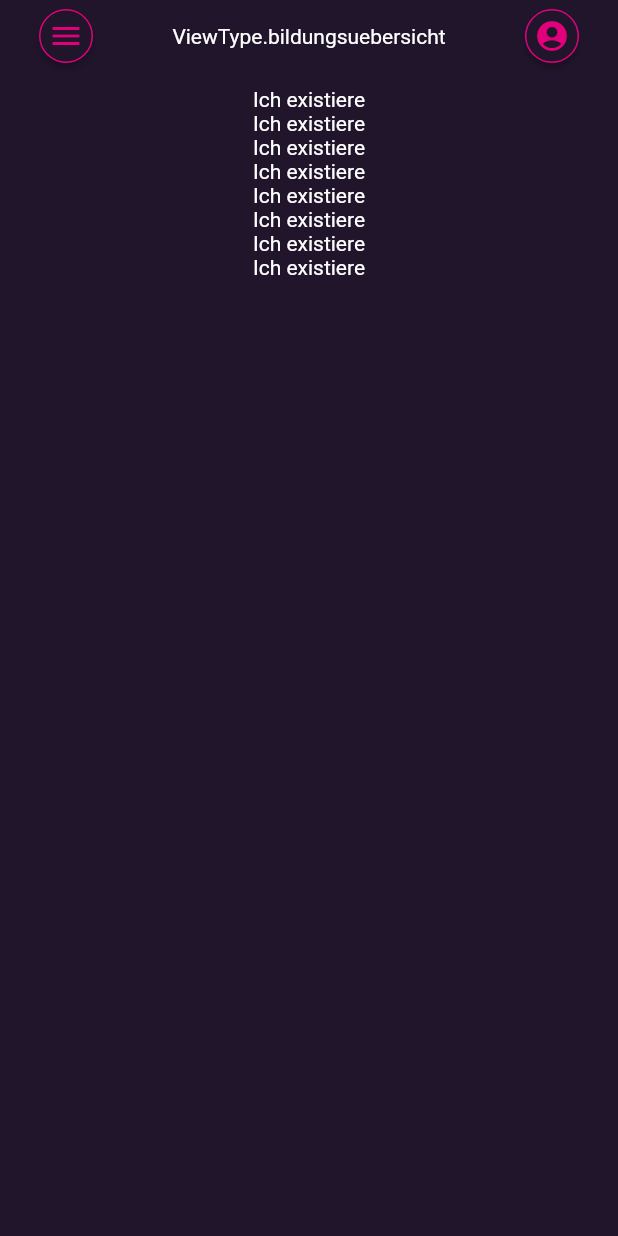
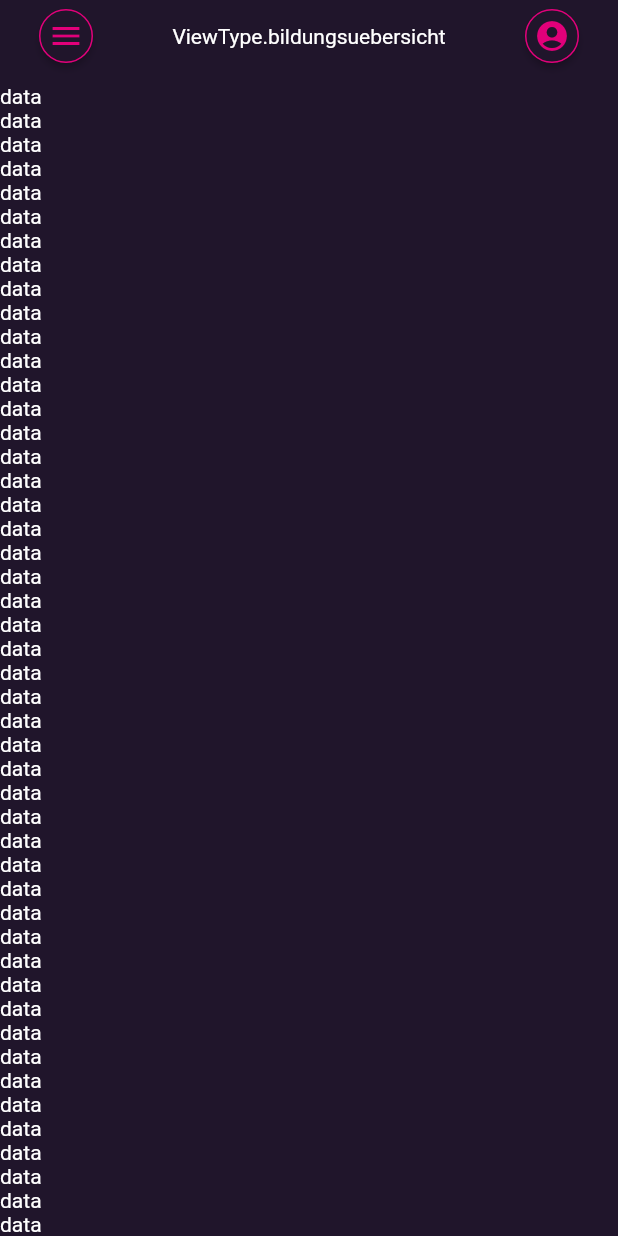
Before and after one commit to thomaswhocares/bk-app, a Flutter app: the screen it shows after launch, after a tap on "Bildungsübersicht", on a phone screen of 412 x 824 dp. Run offline on Flutter 3.47's test engine with Material 2 defaults, Android fonts, the phone set to English and light mode, and no system bars; our stand-ins replace bloc, flutter_bloc, flutter_svg, shared_preferences.

Commit message:
anfang der bildungsübersicht

```diff
--- a/lib/views/bildungsuebersicht/bildungsuebersicht_page.dart
+++ b/lib/views/bildungsuebersicht/bildungsuebersicht_page.dart
@@ -1,7 +1,8 @@
-import 'package:bkapp/views/common_widgets/common_widgets.dart';
+import 'package:bkapp/views/common_widgets/common_widgets.dart' as CommonWidgets;
 import 'package:flutter/material.dart';
 
 class Bildungsuebersicht extends StatefulWidget {
+  Bildungsuebersicht({Key key}): super(key : key);
   @override
   _BildungsuebersichtState createState() => _BildungsuebersichtState();
 }
@@ -10,21 +11,36 @@ class _BildungsuebersichtState extends State<Bildungsuebersicht> {
   @override
   Widget build(BuildContext context) {
 
-    List<Widget> elements = new List(8);
 
-    for (int i=0;i<8;i++){
-      elements[i]=(_Entry());
-    }
-
-    return CommonPageCollumStyle(
-      viewType: ViewType.bildungsuebersicht,
-      children: elements);
+    return CommonWidgets.CommonPageCollumStyle(
+      viewType: CommonWidgets.ViewType.bildungsuebersicht,
+      children: <Widget>[
+        Expanded(child: CustomScrollView(
+          scrollDirection: Axis.vertical,
+          reverse: true,
+          slivers: <Widget>[
+            SliverList(
+              delegate: SliverChildBuilderDelegate(
+                (context,index) => _DummyElement(),
+                childCount: 200
+              ),
+            )
+          ],
+        ),)
+      ]
+      );
   }
 }
 
-class _Entry extends StatelessWidget {
+class _DummyElement extends StatelessWidget {
+
+  BuildContext _context;
+  _DummyElement({Key key}): super(key: key);
+
   @override
   Widget build(BuildContext context) {
-    return Text("Ich existiere");
+    return Container(
+      child: Text("data"),
+    );
   }
 }
```
